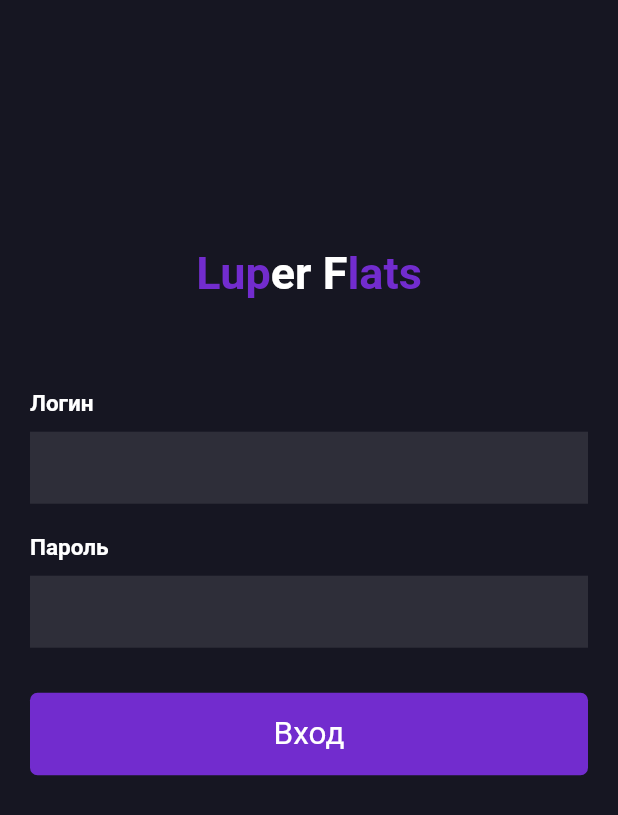
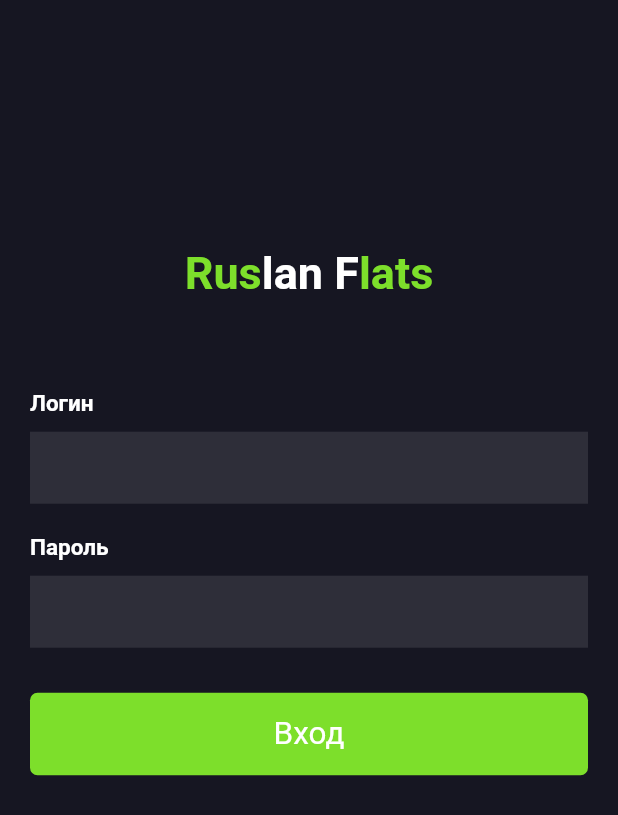
Before and after one commit to dmitriyl99/event_flats, a Flutter app: the screen it shows after launch, on a phone screen of 412 x 824 dp. Shown: the top 815 px of the screen. Run offline on Flutter 3.47's test engine with Material 2 defaults, Android fonts, the phone set to English and light mode, and no system bars; our stand-ins replace dio, event_bus, firebase_auth, firebase_core, firebase_storage, hive and 2 more; accounts and stored records are empty; network calls fail; statements that could not run were skipped; project files that could hold a hidden picture were left out.

Commit message:
Change design

```diff
--- a/lib/main.dart
+++ b/lib/main.dart
@@ -57,7 +57,7 @@ class MyApp extends StatelessWidget {
     UsersRepository usersRepository =
         new UsersRepository(authenticationService);
     return MaterialApp(
-      title: 'Sultan Flats',
+      title: 'Ruslan Flats',
       debugShowCheckedModeBanner: false,
       themeMode: ThemeMode.dark,
       darkTheme: ThemeData.dark().copyWith(
@@ -69,7 +69,7 @@ class MyApp extends StatelessWidget {
         inputDecorationTheme: InputDecorationTheme(
             floatingLabelStyle: TextStyle(color: AppColors.primaryColor),
             focusedBorder: UnderlineInputBorder(
-                borderSide: const BorderSide(color: Color(0xff722cce)))),
+                borderSide: const BorderSide(color: Color(0xff7ddf2b)))),
         scaffoldBackgroundColor: AppColors.darkBackground,
         cardTheme: CardTheme(color: AppColors.accentBackground),
         dropdownMenuTheme: ThemeData.dark().dropdownMenuTheme.copyWith(),
--- a/lib/view/resources/colors.dart
+++ b/lib/view/resources/colors.dart
@@ -21,8 +21,7 @@ class AppColors {
     return MaterialColor(color.value, swatch);
   }
 
-  static MaterialColor primaryColor = createMaterialColor(Color(0xff722cce));
-  static Color defaultPrimaryColor = Color(0xff722cce);
+  static MaterialColor primaryColor = createMaterialColor(Color(0xff7ddf2b));
   static Color listDividerColor = Color.fromRGBO(255, 255, 255, 0.359);
   static Color descriptionDividerColor = Colors.white;
   static Color darkBackground = Color.fromRGBO(22, 22, 34, 1);
--- a/lib/view/screens/flats/list.screen.dart
+++ b/lib/view/screens/flats/list.screen.dart
@@ -338,7 +338,7 @@ class _FlatsListScreenState extends State<FlatsListScreen> {
             ),
           )
         ],
-        title: Text('Sultan Flats'),
+        title: Text('Ruslan Flats'),
         centerTitle: true,
       ),
       body: Padding(
--- a/lib/view/screens/login.screen.dart
+++ b/lib/view/screens/login.screen.dart
@@ -129,7 +129,7 @@ class _LoginScreenState extends State<LoginScreen> {
     return RichText(
       textAlign: TextAlign.center,
       text: TextSpan(
-          text: 'Lup',
+          text: 'Rus',
           style: TextStyle(
             fontSize: 30,
             fontWeight: FontWeight.w700,
@@ -137,7 +137,7 @@ class _LoginScreenState extends State<LoginScreen> {
           ),
           children: [
             TextSpan(
-              text: 'er F',
+              text: 'lan F',
               style: TextStyle(color: Colors.white, fontSize: 30),
             ),
             TextSpan(
```
Also changed, not shown: assets/house.png.
